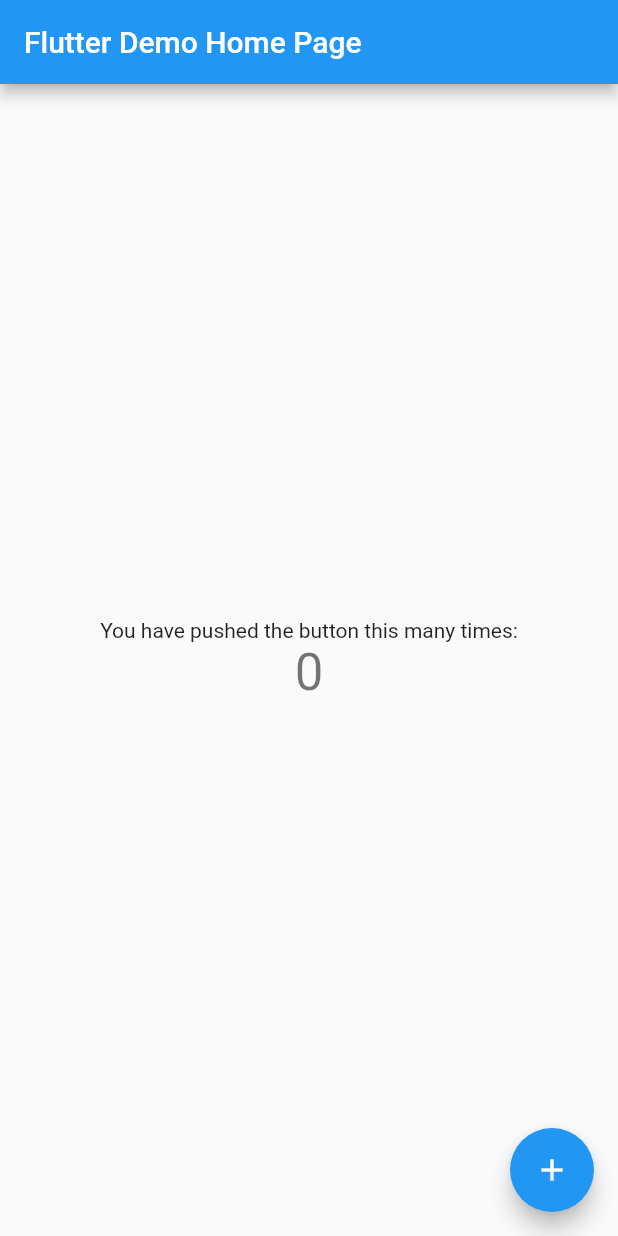
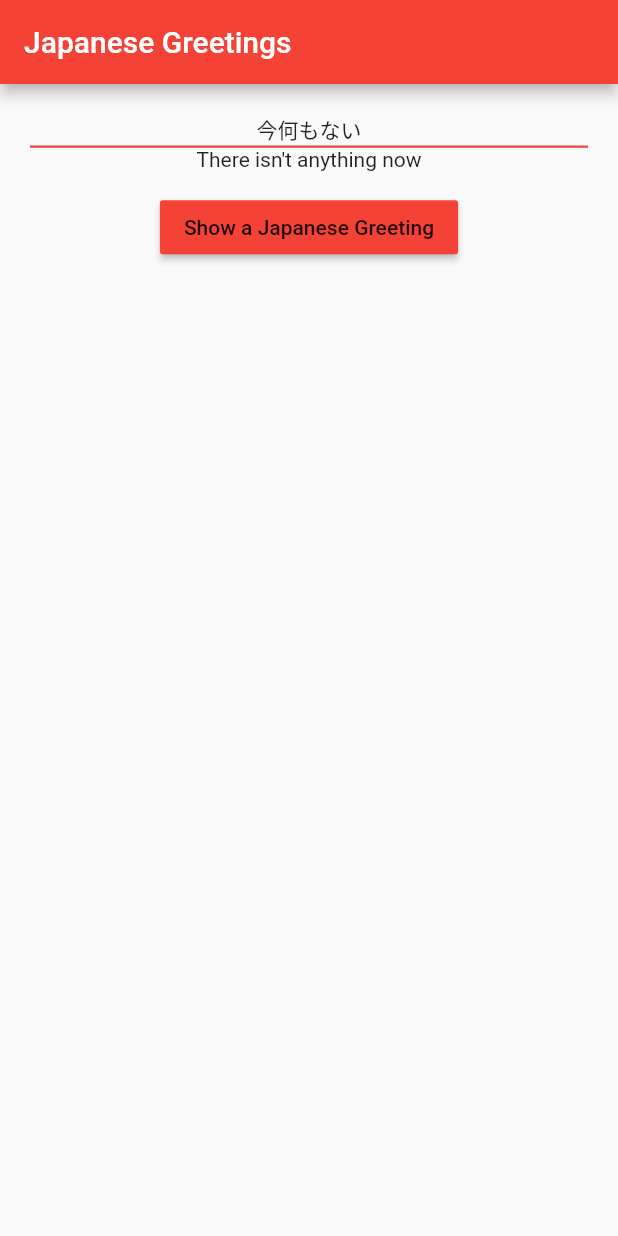
Before and after one commit to shakilbinkarim/fltr_japanese_greetings, a Flutter app: the screen it shows after launch, on a phone screen of 412 x 824 dp. Run offline on Flutter 3.47's test engine with Material 2 defaults, Android fonts, the phone set to English and light mode, and no system bars.

Commit message:
sketched up basic ui

```diff
--- /dev/null
+++ b/lib/greetings.dart
@@ -0,0 +1,27 @@
+import 'package:flutter/material.dart';
+
+class Greetings extends StatelessWidget {
+  String japaneseGreeting;
+  String englishGreeting;
+
+  Greetings(
+      {this.japaneseGreeting = '今何もない',
+      this.englishGreeting = 'There isn\'t anything now'});
+
+  @override
+  Widget build(BuildContext context) {
+    return Container(
+      margin: EdgeInsets.all(10.0),
+      child: Column(
+        children: <Widget>[
+          Text(japaneseGreeting),
+          Container(
+            height: 1.5,
+            color: Theme.of(context).accentColor,
+          ),
+          Text(englishGreeting),
+        ],
+      ),
+    );
+  }
+}
--- /dev/null
+++ b/lib/greetings_manager.dart
@@ -0,0 +1,27 @@
+import 'package:flutter/material.dart';
+import 'package:japanese_greetings/greetings.dart';
+
+class GreetingsManager extends StatefulWidget {
+  @override
+  _GreetingsManagerState createState() => _GreetingsManagerState();
+}
+
+class _GreetingsManagerState extends State<GreetingsManager> {
+  @override
+  Widget build(BuildContext context) {
+    return Container(
+      margin: EdgeInsets.all(10.0),
+      child: Column(children: <Widget>[
+        Greetings(),
+        Container(
+          height: 3.0,
+        ),
+        RaisedButton(
+          onPressed: () {},
+          color: Theme.of(context).primaryColor,
+          child: Text('Show a Japanese Greeting'),
+        )
+      ],),
+    );
+  }
+}
--- a/lib/main.dart
+++ b/lib/main.dart
@@ -1,4 +1,5 @@
 import 'package:flutter/material.dart';
+import 'package:japanese_greetings/greetings_manager.dart';
 
 void main() => runApp(new MyApp());
 
@@ -9,101 +10,14 @@ class MyApp extends StatelessWidget {
     return new MaterialApp(
       title: 'Flutter Demo',
       theme: new ThemeData(
-        // This is the theme of your application.
-        //
-        // Try running your application with "flutter run". You'll see the
-        // application has a blue toolbar. Then, without quitting the app, try
-        // changing the primarySwatch below to Colors.green and then invoke
-        // "hot reload" (press "r" in the console where you ran "flutter run",
-        // or press Run > Flutter Hot Reload in IntelliJ). Notice that the
-        // counter didn't reset back to zero; the application is not restarted.
-        primarySwatch: Colors.blue,
+        primarySwatch: Colors.red,
       ),
-      home: new MyHomePage(title: 'Flutter Demo Home Page'),
+      home: Scaffold(
+        appBar: AppBar(
+          title: Text('Japanese Greetings'),
+        ),
+        body: GreetingsManager(),
+      ),
     );
   }
 }
-
-class MyHomePage extends StatefulWidget {
-  MyHomePage({Key key, this.title}) : super(key: key);
-
-  // This widget is the home page of your application. It is stateful, meaning
-  // that it has a State object (defined below) that contains fields that affect
-  // how it looks.
-
-  // This class is the configuration for the state. It holds the values (in this
-  // case the title) provided by the parent (in this case the App widget) and
-  // used by the build method of the State. Fields in a Widget subclass are
-  // always marked "final".
-
-  final String title;
-
-  @override
-  _MyHomePageState createState() => new _MyHomePageState();
-}
-
-class _MyHomePageState extends State<MyHomePage> {
-  int _counter = 0;
-
-  void _incrementCounter() {
-    setState(() {
-      // This call to setState tells the Flutter framework that something has
-      // changed in this State, which causes it to rerun the build method below
-      // so that the display can reflect the updated values. If we changed
-      // _counter without calling setState(), then the build method would not be
-      // called again, and so nothing would appear to happen.
-      _counter++;
-    });
-  }
-
-  @override
-  Widget build(BuildContext context) {
-    // This method is rerun every time setState is called, for instance as done
-    // by the _incrementCounter method above.
-    //
-    // The Flutter framework has been optimized to make rerunning build methods
-    // fast, so that you can just rebuild anything that needs updating rather
-    // than having to individually change instances of widgets.
-    return new Scaffold(
-      appBar: new AppBar(
-        // Here we take the value from the MyHomePage object that was created by
-        // the App.build method, and use it to set our appbar title.
-        title: new Text(widget.title),
-      ),
-      body: new Center(
-        // Center is a layout widget. It takes a single child and positions it
-        // in the middle of the parent.
-        child: new Column(
-          // Column is also layout widget. It takes a list of children and
-          // arranges them vertically. By default, it sizes itself to fit its
-          // children horizontally, and tries to be as tall as its parent.
-          //
-          // Invoke "debug paint" (press "p" in the console where you ran
-          // "flutter run", or select "Toggle Debug Paint" from the Flutter tool
-          // window in IntelliJ) to see the wireframe for each widget.
-          //
-          // Column has various properties to control how it sizes itself and
-          // how it positions its children. Here we use mainAxisAlignment to
-          // center the children vertically; the main axis here is the vertical
-          // axis because Columns are vertical (the cross axis would be
-          // horizontal).
-          mainAxisAlignment: MainAxisAlignment.center,
-          children: <Widget>[
-            new Text(
-              'You have pushed the button this many times:',
-            ),
-            new Text(
-              '$_counter',
-              style: Theme.of(context).textTheme.display1,
-            ),
-          ],
-        ),
-      ),
-      floatingActionButton: new FloatingActionButton(
-        onPressed: _incrementCounter,
-        tooltip: 'Increment',
-        child: new Icon(Icons.add),
-      ), // This trailing comma makes auto-formatting nicer for build methods.
-    );
-  }
-}
```
